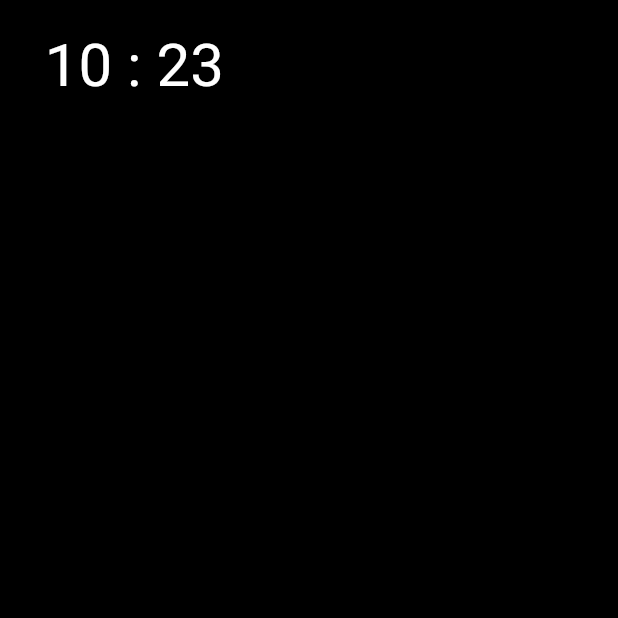
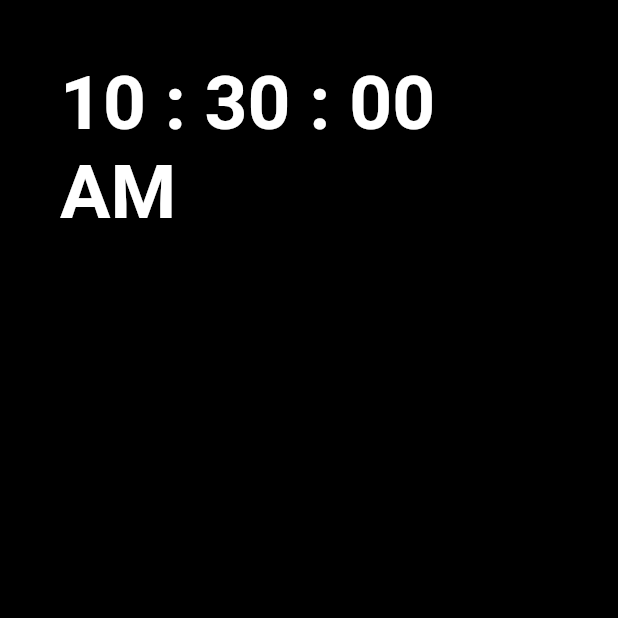
Before and after one commit to songsh927/SmartmirrorWeb, a Flutter app: the screen it shows after launch, on a phone screen of 412 x 824 dp, the top half of it. Run offline on Flutter 3.47's test engine with Material 2 defaults, Android fonts, the phone set to English and light mode, and no system bars; our stand-ins replace date_format, timer_builder.

Commit message:
디지털시계 구현(22.03.06)

```diff
--- a/analysis_options.yaml
+++ b/analysis_options.yaml
@@ -22,6 +22,11 @@ linter:
   # `// ignore_for_file: name_of_lint` syntax on the line or in the file
   # producing the lint.
   rules:
+    prefer_typing_uninitialized_variables: false
+    prefer_const_constructors_in_immutables: false
+    prefer_const_constructors: false
+    avoid_print: false
+    prefer_const_literals_to_create_immutables: false
     # avoid_print: false  # Uncomment to disable the `avoid_print` rule
     # prefer_single_quotes: true  # Uncomment to enable the `prefer_single_quotes` rule
 
--- a/lib/main.dart
+++ b/lib/main.dart
@@ -1,4 +1,7 @@
 import 'package:flutter/material.dart';
+import 'package:timer_builder/timer_builder.dart';
+import 'package:date_format/date_format.dart';
+import 'package:intl/intl.dart';
 
 void main() {
   runApp(const MyApp());
@@ -32,13 +35,21 @@ class _MyHomePageState extends State<MyHomePage> {
   Widget build(BuildContext context) {
     return Scaffold(
       body: Container(
-        padding: EdgeInsets.all(20),
+        padding: EdgeInsets.all(40),
         width: double.infinity,
         height: double.infinity,
         color: Colors.black,
-        child: Text(
-          ' 10 : 23 ',
-          style: TextStyle(color: Colors.white, fontSize: 40),
+        child: TimerBuilder.periodic(
+          const Duration(seconds: 1),
+          builder: (context) {
+            return Text(
+              formatDate(DateTime.now(), [hh, ' : ', nn, ' : ', ss, ' ', am]),
+              style: const TextStyle(
+                  fontSize: 50,
+                  fontWeight: FontWeight.w600,
+                  color: Colors.white),
+            );
+          },
         ),
       ),
     );
--- a/pubspec.yaml
+++ b/pubspec.yaml
@@ -29,6 +29,10 @@ environment:
 dependencies:
   flutter:
     sdk: flutter
+
+  intl: ^0.17.0
+  timer_builder: ^2.0.0
+  date_format: ^2.0.5
 
 
   # The following adds the Cupertino Icons font to your application.
```
Also changed, not shown: pubspec.lock.
